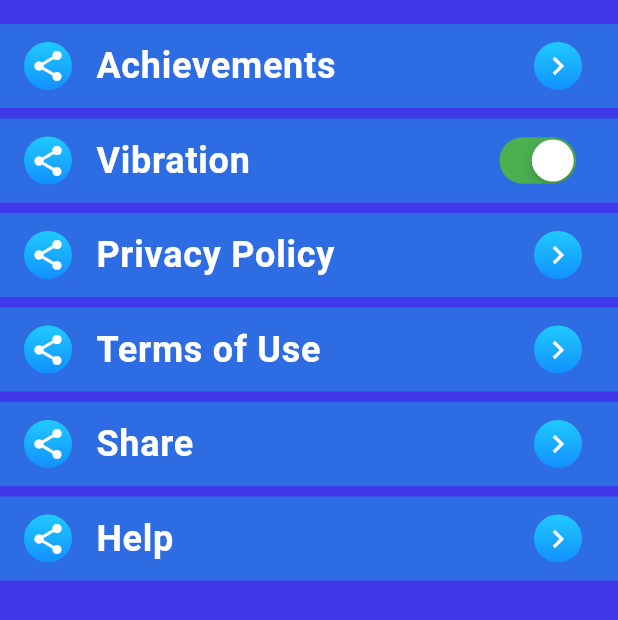
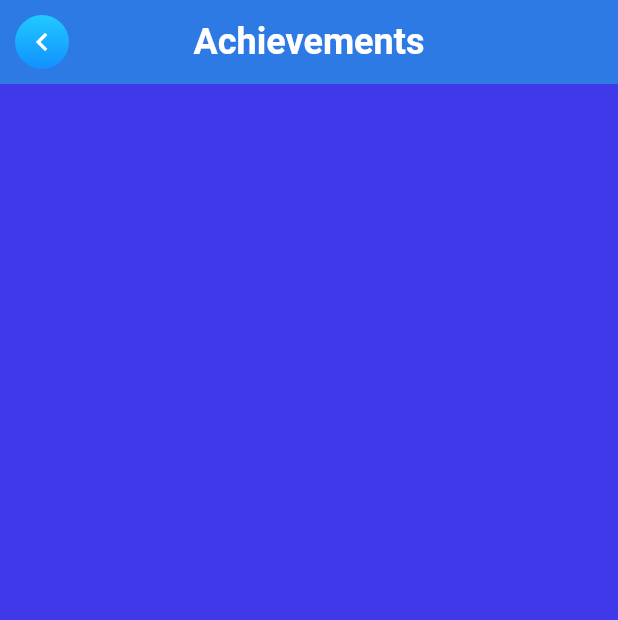
Before and after one commit to Cholponai01/bettin_quiz_app, a Flutter app: the SettingPage screen opened directly, after a tap on "Achievements", on a phone screen of 412 x 824 dp. Shown: the top 620 px of the screen. Run offline on Flutter 3.47's test engine with Material 3 defaults, Android fonts, the light colour scheme and no system bars; missing offline and left inert: svg_flutter.

Commit message:
I made an Achievements page

```diff
--- /dev/null
+++ b/lib/features/profile/presentation/pages/settings/achievements_page.dart
@@ -0,0 +1,38 @@
+import 'package:betting_quiz_app/features/profile/presentation/widget.dart';
+import 'package:flutter/material.dart';
+
+class AchievementsPage extends StatelessWidget {
+  const AchievementsPage({super.key});
+
+  @override
+  Widget build(BuildContext context) {
+    return Scaffold(
+      backgroundColor: const Color(0xff4039EA),
+      appBar: AppBar(
+        backgroundColor: const Color(0xff2D7AE5),
+        automaticallyImplyLeading: false,
+        title: const Text(
+          'Achievements',
+          style: TextStyle(
+            color: Colors.white,
+            fontSize: 24,
+            fontWeight: FontWeight.w600,
+          ),
+        ),
+        centerTitle: true,
+        leading: Padding(
+          padding: const EdgeInsets.all(10.0),
+          child: ContainerWidget(
+            onTap: () {
+              Navigator.pop(context);
+            },
+            icon: const Icon(
+              Icons.keyboard_arrow_left,
+              color: Colors.white,
+            ),
+          ),
+        ),
+      ),
+    );
+  }
+}
--- a/lib/features/profile/presentation/pages/settings/setting_page.dart
+++ b/lib/features/profile/presentation/pages/settings/setting_page.dart
@@ -1,4 +1,6 @@
 // ignore_for_file: public_member_api_docs, sort_constructors_first
+import 'package:betting_quiz_app/features/profile/presentation/pages/settings/achievements_page.dart';
+import 'package:betting_quiz_app/features/profile/presentation/widget.dart';
 import 'package:flutter/cupertino.dart';
 import 'package:flutter/material.dart';
 
@@ -31,7 +33,16 @@ class _SettingPageState extends State<SettingPage> {
         child: ListView.separated(
             itemBuilder: (BuildContext context, int index) {
               return ListTile(
-                onTap: () {},
+                onTap: () {
+                  if (index == 0) {
+                    Navigator.push(
+                      context,
+                      MaterialPageRoute(
+                        builder: (context) => const AchievementsPage(),
+                      ),
+                    );
+                  }
+                },
                 tileColor: const Color(0xFF2E6CE3),
                 leading: const ContainerWidget(
                   icon: Icon(
@@ -75,32 +86,3 @@ class _SettingPageState extends State<SettingPage> {
     );
   }
 }
-
-class ContainerWidget extends StatelessWidget {
-  const ContainerWidget({
-    Key? key,
-    this.icon,
-  }) : super(key: key);
-  final Widget? icon;
-
-  @override
-  Widget build(BuildContext context) {
-    return SizedBox(
-      height: 32,
-      width: 32,
-      child: DecoratedBox(
-        decoration: BoxDecoration(
-          borderRadius: BorderRadius.circular(16),
-          gradient: const LinearGradient(
-            begin: Alignment(0.00, -1.00),
-            end: Alignment(0, 1),
-            colors: [Color(0xFF20CAFF), Color(0xFF1290FF)],
-          ),
-        ),
-        child: Center(
-          child: icon,
-        ),
-      ),
-    );
-  }
-}
--- /dev/null
+++ b/lib/features/profile/presentation/widget.dart
@@ -0,0 +1,35 @@
+import 'package:flutter/material.dart';
+
+class ContainerWidget extends StatelessWidget {
+  const ContainerWidget({
+    Key? key,
+    this.icon,
+    this.onTap,
+  }) : super(key: key);
+  final Widget? icon;
+  final Function()? onTap;
+
+  @override
+  Widget build(BuildContext context) {
+    return GestureDetector(
+      onTap: onTap,
+      child: SizedBox(
+        height: 32,
+        width: 32,
+        child: DecoratedBox(
+          decoration: BoxDecoration(
+            borderRadius: BorderRadius.circular(20),
+            gradient: const LinearGradient(
+              begin: Alignment(0.00, -1.00),
+              end: Alignment(0, 1),
+              colors: [Color(0xFF20CAFF), Color(0xFF1290FF)],
+            ),
+          ),
+          child: Center(
+            child: icon,
+          ),
+        ),
+      ),
+    );
+  }
+}
```
